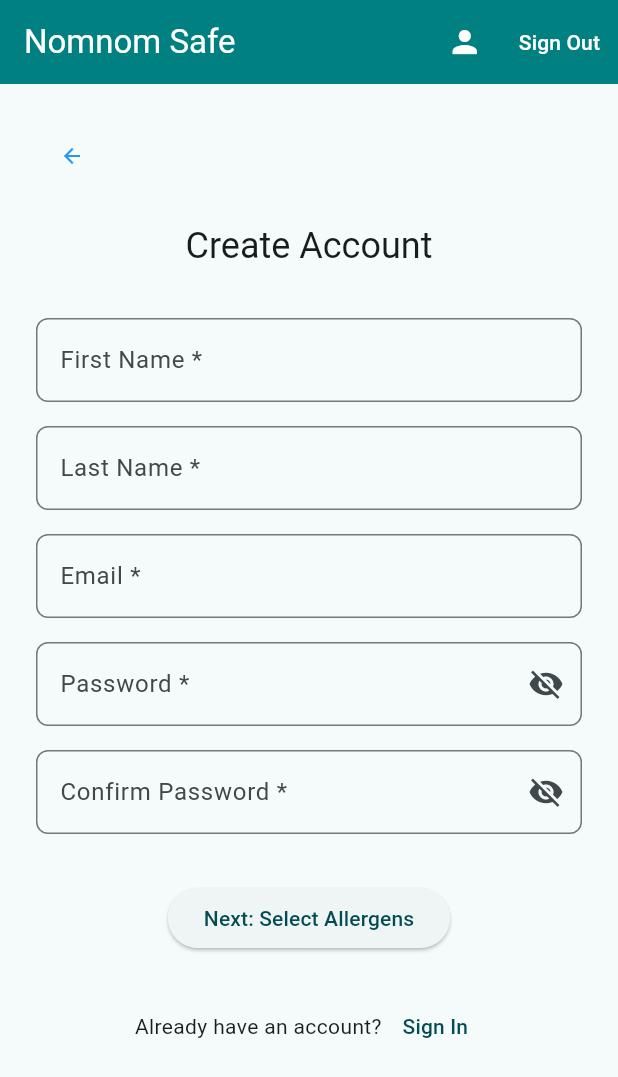
After one commit to Anna-Dinius/Individual-Project, a Flutter app: the SignUpScreen screen opened by its route, after a tap on "Next: Select Allergens", after a tap on "Sign In", after a tap on "Sign Up", on a phone screen of 412 x 824 dp. The commit adds this screen. Shown: the top 1077 px of the screen. Run offline on Flutter 3.47's test engine with Material 3 defaults, Android fonts, the phone set to English and light mode, and no system bars; our stand-ins replace cloud_firestore, firebase_auth, firebase_core; accounts and stored records are empty; network calls fail.

Commit message:
Split sign up into views; added allergen selection to edit profile & sign up; added form validation & feedback; added reusable TextFormFieldWithController widget, replaced TextField widgets with it & updated Password widget to use it; added/fixed auto-selection of user allergens; removed debug statements

```diff
--- a/app/lib/screens/sign_in_screen.dart
+++ b/app/lib/screens/sign_in_screen.dart
@@ -1,4 +1,6 @@
 import 'package:flutter/material.dart';
+import 'package:nomnom_safe/utils/auth_utils.dart';
+import 'package:nomnom_safe/widgets/text_form_field_with_controller.dart';
 import '../widgets/nomnom_safe_appbar.dart';
 import '../navigation/route_tracker.dart';
 import '../widgets/password_field.dart';
@@ -11,8 +13,9 @@ class SignInScreen extends StatefulWidget {
 }
 
 class _SignInScreenState extends State<SignInScreen> with RouteAware {
-  final TextEditingController _emailController = TextEditingController();
-  final TextEditingController _passwordController = TextEditingController();
+  final _emailController = TextEditingController();
+  final _passwordController = TextEditingController();
+  final _formKey = GlobalKey<FormState>();
   bool _isLoading = false;
   bool _isPasswordVisible = false;
   String? _errorMessage;
@@ -115,21 +118,23 @@ class _SignInScreenState extends State<SignInScreen> with RouteAware {
                 ),
               ),
             if (_errorMessage != null) const SizedBox(height: 16),
-            TextField(
+            Form(
+              key: _formKey,
+              child: Column(
+                children: [
+                  TextFormFieldWithController(
                     controller: _emailController,
-              decoration: InputDecoration(
-                labelText: 'Email',
-                border: OutlineInputBorder(
-                  borderRadius: BorderRadius.circular(8),
-                ),
-              ),
+                    label: 'Email',
+                    isRequired: true,
                     keyboardType: TextInputType.emailAddress,
                     enabled: !_isLoading,
+                    validator: validateEmailFormat,
                   ),
                   const SizedBox(height: 16),
                   PasswordField(
                     controller: _passwordController,
                     label: 'Password',
+                    isRequired: true,
                     isVisible: _isPasswordVisible,
                     onToggleVisibility: () {
                       setState(() {
@@ -148,9 +153,16 @@ class _SignInScreenState extends State<SignInScreen> with RouteAware {
                             ? const SizedBox(
                                 height: 20,
                                 width: 20,
-                          child: CircularProgressIndicator(strokeWidth: 2),
+                                child: CircularProgressIndicator(
+                                  strokeWidth: 2,
+                                ),
                               )
                             : const Text('Sign In'),
+                      ),
+                    ],
+                  ),
+                ],
+              ),
             ),
             const SizedBox(height: 24),
             Row(
@@ -160,9 +172,7 @@ class _SignInScreenState extends State<SignInScreen> with RouteAware {
                 TextButton(
                   onPressed: () {
                     if (currentRouteName != '/sign-up') {
-                          Navigator.of(
-                            context,
-                          ).pushReplacementNamed('/sign-up');
+                      Navigator.of(context).pushReplacementNamed('/sign-up');
                     }
                   },
                   style: TextButton.styleFrom(padding: EdgeInsets.zero),
@@ -172,8 +182,6 @@ class _SignInScreenState extends State<SignInScreen> with RouteAware {
             ),
           ],
         ),
-          ],
-        ),
       ),
     );
   }
--- a/app/lib/screens/sign_up_screen.dart
+++ b/app/lib/screens/sign_up_screen.dart
@@ -1,7 +1,8 @@
 import 'package:flutter/material.dart';
 import '../widgets/nomnom_safe_appbar.dart';
 import '../navigation/route_tracker.dart';
-import '../widgets/password_field.dart';
+import '../views/sign_up_account_view.dart';
+import '../views/sign_up_allergen_view.dart';
 
 class SignUpScreen extends StatefulWidget {
   const SignUpScreen({super.key});
@@ -11,15 +12,21 @@ class SignUpScreen extends StatefulWidget {
 }
 
 class _SignUpScreenState extends State<SignUpScreen> with RouteAware {
-  final TextEditingController _firstNameController = TextEditingController();
-  final TextEditingController _lastNameController = TextEditingController();
-  final TextEditingController _emailController = TextEditingController();
-  final TextEditingController _passwordController = TextEditingController();
-  final TextEditingController _confirmPasswordController =
-      TextEditingController();
+  bool _showAllergenView = false;
   bool _isLoading = false;
-  bool _arePasswordsVisible = false;
   String? _errorMessage;
+
+  // Shared state variables
+  final firstNameController = TextEditingController();
+  final lastNameController = TextEditingController();
+  final emailController = TextEditingController();
+  final passwordController = TextEditingController();
+  final confirmPasswordController = TextEditingController();
+  final _formKey = GlobalKey<FormState>();
+  List<String> selectedAllergenIds = [];
+
+  void _goToAllergenView() => setState(() => _showAllergenView = true);
+  void _goBackToAccountView() => setState(() => _showAllergenView = false);
 
   @override
   void didChangeDependencies() {
@@ -33,11 +40,11 @@ class _SignUpScreenState extends State<SignUpScreen> with RouteAware {
     routeObserver.unsubscribe(this);
 
     // Dispose controllers
-    _firstNameController.dispose();
-    _lastNameController.dispose();
-    _emailController.dispose();
-    _passwordController.dispose();
-    _confirmPasswordController.dispose();
+    firstNameController.dispose();
+    lastNameController.dispose();
+    emailController.dispose();
+    passwordController.dispose();
+    confirmPasswordController.dispose();
     super.dispose();
   }
 
@@ -59,11 +66,12 @@ class _SignUpScreenState extends State<SignUpScreen> with RouteAware {
 
     try {
       await authStateProvider.signUp(
-        firstName: _firstNameController.text.trim(),
-        lastName: _lastNameController.text.trim(),
-        email: _emailController.text.trim(),
-        password: _passwordController.text,
-        confirmPassword: _confirmPasswordController.text,
+        firstName: firstNameController.text.trim(),
+        lastName: lastNameController.text.trim(),
+        email: emailController.text.trim(),
+        password: passwordController.text,
+        confirmPassword: confirmPasswordController.text,
+        allergies: selectedAllergenIds,
       );
 
       if (mounted) {
@@ -85,6 +93,8 @@ class _SignUpScreenState extends State<SignUpScreen> with RouteAware {
 
   @override
   Widget build(BuildContext context) {
+    final viewTitle = _showAllergenView ? 'Select Allergens' : 'Create Account';
+
     return Scaffold(
       appBar: const NomnomSafeAppBar(),
       body: SingleChildScrollView(
@@ -104,118 +114,31 @@ class _SignUpScreenState extends State<SignUpScreen> with RouteAware {
             ),
             const SizedBox(height: 20),
             Text(
-              'Create Account',
+              viewTitle,
               style: Theme.of(context).textTheme.headlineSmall,
               textAlign: TextAlign.center,
             ),
             const SizedBox(height: 32),
-            if (_errorMessage != null)
-              Container(
-                padding: const EdgeInsets.all(12),
-                decoration: BoxDecoration(
-                  color: Theme.of(context).colorScheme.error.withAlpha(25),
-                  border: Border.all(
-                    color: Theme.of(context).colorScheme.error,
+            _showAllergenView
+                ? SignUpAllergenView(
+                    isLoading: _isLoading,
+                    selectedAllergenIds: selectedAllergenIds,
+                    onChanged: (ids) =>
+                        setState(() => selectedAllergenIds = ids),
+                    onBack: _goBackToAccountView,
+                    onSubmit: _handleSignUp,
+                  )
+                : SignUpAccountView(
+                    formKey: _formKey,
+                    firstNameController: firstNameController,
+                    lastNameController: lastNameController,
+                    emailController: emailController,
+                    passwordController: passwordController,
+                    confirmPasswordController: confirmPasswordController,
+                    isLoading: _isLoading,
+                    errorMessage: _errorMessage,
+                    onNext: _goToAllergenView,
                   ),
-                  borderRadius: BorderRadius.circular(8),
-                ),
-                child: Text(
-                  _errorMessage!,
-                  style: TextStyle(color: Theme.of(context).colorScheme.error),
-                ),
-              ),
-            if (_errorMessage != null) const SizedBox(height: 16),
-            TextField(
-              controller: _firstNameController,
-              decoration: InputDecoration(
-                labelText: 'First Name',
-                border: OutlineInputBorder(
-                  borderRadius: BorderRadius.circular(8),
-                ),
-              ),
-              enabled: !_isLoading,
-            ),
-            const SizedBox(height: 16),
-            TextField(
-              controller: _lastNameController,
-              decoration: InputDecoration(
-                labelText: 'Last Name',
-                border: OutlineInputBorder(
-                  borderRadius: BorderRadius.circular(8),
-                ),
-              ),
-              enabled: !_isLoading,
-            ),
-            const SizedBox(height: 16),
-            TextField(
-              controller: _emailController,
-              decoration: InputDecoration(
-                labelText: 'Email',
-                border: OutlineInputBorder(
-                  borderRadius: BorderRadius.circular(8),
-                ),
-              ),
-              keyboardType: TextInputType.emailAddress,
-              enabled: !_isLoading,
-            ),
-            const SizedBox(height: 16),
-            PasswordField(
-              controller: _passwordController,
-              label: 'Password',
-              isVisible: _arePasswordsVisible,
-              onToggleVisibility: () {
-                setState(() {
-                  _arePasswordsVisible = !_arePasswordsVisible;
-                });
-              },
-              enabled: !_isLoading,
-            ),
-            const SizedBox(height: 16),
-            PasswordField(
-              controller: _confirmPasswordController,
-              label: 'Confirm Password',
-              isVisible: _arePasswordsVisible,
-              onToggleVisibility: () {
-                setState(() {
-                  _arePasswordsVisible = !_arePasswordsVisible;
-                });
-              },
-              enabled: !_isLoading,
-            ),
-            const SizedBox(height: 32),
-            Column(
-              crossAxisAlignment: CrossAxisAlignment.center,
-              children: [
-                ElevatedButton(
-                  onPressed: _isLoading ? null : _handleSignUp,
-                  child: _isLoading
-                      ? const SizedBox(
-                          height: 20,
-                          width: 20,
-                          child: CircularProgressIndicator(strokeWidth: 2),
-                        )
-                      : const Text('Sign Up'),
-                ),
-                const SizedBox(height: 24),
-                Row(
-                  mainAxisAlignment: MainAxisAlignment.center,
-                  children: [
-                    const Text('Already have an account? '),
-                    TextButton(
-                      onPressed: () {
-                        if (currentRouteName != '/sign-in') {
-                          Navigator.of(
-                            context,
-                          ).pushReplacementNamed('/sign-in');
-                        }
-                      },
-                      style: TextButton.styleFrom(padding: EdgeInsets.zero),
-                      child: const Text('Sign In'),
-                    ),
-                  ],
-                ),
-              ],
-            ),
           ],
         ),
       ),
--- /dev/null
+++ b/app/lib/utils/auth_utils.dart
@@ -0,0 +1,26 @@
+String? validateEmailFormat(String? value) {
+  if (value == null || value.trim().isEmpty) {
+    return 'Required';
+  }
+  if (!value.contains('@') || !value.contains('.')) {
+    return 'Enter a valid email';
+  }
+  return null;
+}
+
+String? validatePasswordFormat(String? password) {
+  if (password == null || password.trim().isEmpty) {
+    return 'Required';
+  }
+  if (password.length < 6) {
+    return 'Password must be at least 6 characters';
+  }
+  return null;
+}
+
+bool validatePasswordsMatch(String? password, String? confirmPassword) {
+  if (password == confirmPassword) {
+    return true;
+  }
+  return false;
+}
--- /dev/null
+++ b/app/lib/views/sign_up_account_view.dart
@@ -0,0 +1,162 @@
+import 'package:flutter/material.dart';
+import 'package:nomnom_safe/utils/auth_utils.dart';
+import 'package:nomnom_safe/widgets/password_field.dart';
+import '../navigation/route_tracker.dart';
+import '../widgets/text_form_field_with_controller.dart';
+
+class SignUpAccountView extends StatefulWidget {
+  final GlobalKey<FormState> formKey;
+  final TextEditingController firstNameController;
+  final TextEditingController lastNameController;
+  final TextEditingController emailController;
+  final TextEditingController passwordController;
+  final TextEditingController confirmPasswordController;
+  final bool isLoading;
+  final String? errorMessage;
+  final VoidCallback onNext;
+
+  const SignUpAccountView({
+    super.key,
+    required this.formKey,
+    required this.firstNameController,
+    required this.lastNameController,
+    required this.emailController,
+    required this.passwordController,
+    required this.confirmPasswordController,
+    required this.isLoading,
+    required this.errorMessage,
+    required this.onNext,
+  });
+
+  @override
+  State<SignUpAccountView> createState() => _SignUpAccountViewState();
+}
+
+class _SignUpAccountViewState extends State<SignUpAccountView> {
+  bool _arePasswordsVisible = false;
+
+  @override
+  Widget build(BuildContext context) {
+    return Column(
+      mainAxisAlignment: MainAxisAlignment.center,
+      crossAxisAlignment: CrossAxisAlignment.stretch,
+      children: [
+        // Error Message
+        if (widget.errorMessage != null)
+          Container(
+            padding: const EdgeInsets.all(12),
+            decoration: BoxDecoration(
+              color: Theme.of(context).colorScheme.error.withAlpha(25),
+              border: Border.all(color: Theme.of(context).colorScheme.error),
+              borderRadius: BorderRadius.circular(8),
+            ),
+            child: Text(
+              widget.errorMessage!,
+              style: TextStyle(color: Theme.of(context).colorScheme.error),
+            ),
+          ),
+        if (widget.errorMessage != null) const SizedBox(height: 16),
+        Form(
+          key: widget.formKey,
+          child: Column(
+            children: [
+              TextFormFieldWithController(
+                controller: widget.firstNameController,
+                label: 'First Name',
+                isRequired: true,
+                enabled: !widget.isLoading,
+              ),
+              const SizedBox(height: 16),
+              TextFormFieldWithController(
+                controller: widget.lastNameController,
+                label: 'Last Name',
+                isRequired: true,
+                enabled: !widget.isLoading,
+              ),
+              const SizedBox(height: 16),
+              TextFormFieldWithController(
+                controller: widget.emailController,
+                label: 'Email',
+                isRequired: true,
+                keyboardType: TextInputType.emailAddress,
+                enabled: !widget.isLoading,
+                validator: validateEmailFormat,
+              ),
+              const SizedBox(height: 16),
+              PasswordField(
+                controller: widget.passwordController,
+                label: 'Password',
+                isRequired: true,
+                isVisible: _arePasswordsVisible,
+                onToggleVisibility: () {
+                  setState(() {
+                    _arePasswordsVisible = !_arePasswordsVisible;
+                  });
+                },
+                enabled: !widget.isLoading,
+                validator: validatePasswordFormat,
+              ),
+              const SizedBox(height: 16),
+              PasswordField(
+                controller: widget.confirmPasswordController,
+                label: 'Confirm Password',
+                isRequired: true,
+                isVisible: _arePasswordsVisible,
+                onToggleVisibility: () {
+                  setState(() {
+                    _arePasswordsVisible = !_arePasswordsVisible;
+                  });
+                },
+                enabled: !widget.isLoading,
+                validator: validatePasswordFormat,
+              ),
+              const SizedBox(height: 32),
+              ElevatedButton(
+                onPressed: widget.isLoading
+                    ? null
+                    : () {
+                        final isValid =
+                            widget.formKey.currentState?.validate() ?? false;
+                        final passwordsMatch = validatePasswordsMatch(
+                          widget.passwordController.text,
+                          widget.confirmPasswordController.text,
+                        );
+
+                        if (!passwordsMatch) {
+                          ScaffoldMessenger.of(context).showSnackBar(
+                            const SnackBar(
+                              content: Text('Passwords do not match'),
+                            ),
+                          );
+                          return;
+                        }
+
+                        if (isValid) {
+                          widget.onNext();
+                        }
+                      },
+                child: const Text('Next: Select Allergens'),
+              ),
+            ],
+          ),
+        ),
+        const SizedBox(height: 24),
+        Row(
+          mainAxisAlignment: MainAxisAlignment.center,
+          children: [
+            const Text('Already have an account? '),
+            TextButton(
+              onPressed: () {
+                if (currentRouteName != '/sign-in') {
+                  Navigator.of(context).pushReplacementNamed('/sign-in');
+                }
+              },
+              style: TextButton.styleFrom(padding: EdgeInsets.zero),
+              child: const Text('Sign In'),
+            ),
+          ],
+        ),
+      ],
+    );
+  }
+}
--- a/app/lib/views/verify_current_password_view.dart
+++ b/app/lib/views/verify_current_password_view.dart
@@ -48,6 +48,7 @@ class VerifyCurrentPasswordView extends StatelessWidget {
           controller: controller,
           label: 'Current Password',
           isVisible: isVisible,
+          isRequired: true,
           onToggleVisibility: onToggleVisibility,
           enabled: !isLoading,
         ),
--- a/app/lib/widgets/password_field.dart
+++ b/app/lib/widgets/password_field.dart
@@ -1,4 +1,5 @@
 import 'package:flutter/material.dart';
+import 'text_form_field_with_controller.dart';
 
 class PasswordField extends StatelessWidget {
   final TextEditingController controller;
@@ -6,6 +7,8 @@ class PasswordField extends StatelessWidget {
   final bool isVisible;
   final VoidCallback onToggleVisibility;
   final bool enabled;
+  final String? Function(String?)? validator;
+  final bool isRequired;
 
   const PasswordField({
     super.key,
@@ -14,22 +17,23 @@ class PasswordField extends StatelessWidget {
     required this.isVisible,
     required this.onToggleVisibility,
     required this.enabled,
+    this.validator,
+    this.isRequired = false,
   });
 
   @override
   Widget build(BuildContext context) {
-    return TextField(
+    return TextFormFieldWithController(
       controller: controller,
       obscureText: !isVisible,
       enabled: enabled,
-      decoration: InputDecoration(
-        labelText: label,
-        border: OutlineInputBorder(borderRadius: BorderRadius.circular(8)),
-        suffixIcon: IconButton(
-          icon: Icon(isVisible ? Icons.visibility : Icons.visibility_off),
-          onPressed: enabled ? onToggleVisibility : null,
-          tooltip: isVisible ? 'Hide password' : 'Show password',
-        ),
+      label: label,
+      validator: validator,
+      isRequired: isRequired,
+      suffixIcon: IconButton(
+        icon: Icon(isVisible ? Icons.visibility : Icons.visibility_off),
+        onPressed: enabled ? onToggleVisibility : null,
+        tooltip: isVisible ? 'Hide password' : 'Show password',
       ),
     );
   }
--- /dev/null
+++ b/app/lib/widgets/text_form_field_with_controller.dart
@@ -0,0 +1,44 @@
+import 'package:flutter/material.dart';
+
+class TextFormFieldWithController extends StatelessWidget {
+  final TextEditingController controller;
+  final String label;
+  final bool enabled;
+  final TextInputType keyboardType;
+  final String? Function(String?)? validator;
+  final bool obscureText;
+  final bool isRequired;
+  final Widget? suffixIcon;
+
+  const TextFormFieldWithController({
+    super.key,
+    required this.controller,
+    required this.label,
+    this.enabled = true,
+    this.keyboardType = TextInputType.text,
+    this.validator,
+    this.obscureText = false,
+    this.isRequired = false,
+    this.suffixIcon,
+  });
+
+  @override
+  Widget build(BuildContext context) {
+    final displayLabel = isRequired ? '$label *' : label;
+
+    return TextFormField(
+      controller: controller,
+      enabled: enabled,
+      keyboardType: keyboardType,
+      obscureText: obscureText,
+      validator:
+          validator ??
+          (value) => value == null || value.trim().isEmpty ? 'Required' : null,
+      decoration: InputDecoration(
+        labelText: displayLabel,
+        border: OutlineInputBorder(borderRadius: BorderRadius.circular(8)),
+        suffixIcon: suffixIcon,
+      ),
+    );
+  }
+}
```
Also changed, not shown: app/lib/screens/edit_profile_screen.dart (+21 -5 lines), app/lib/screens/home_screen.dart (+1 -8 lines), app/lib/views/edit_profile_view.dart (+19 -13 lines), app/lib/views/sign_up_allergen_view.dart (added, +76 -0 lines), app/lib/views/update_password_view.dart (+34 -2 lines). Lines whose indentation alone changed are shown as unchanged.
